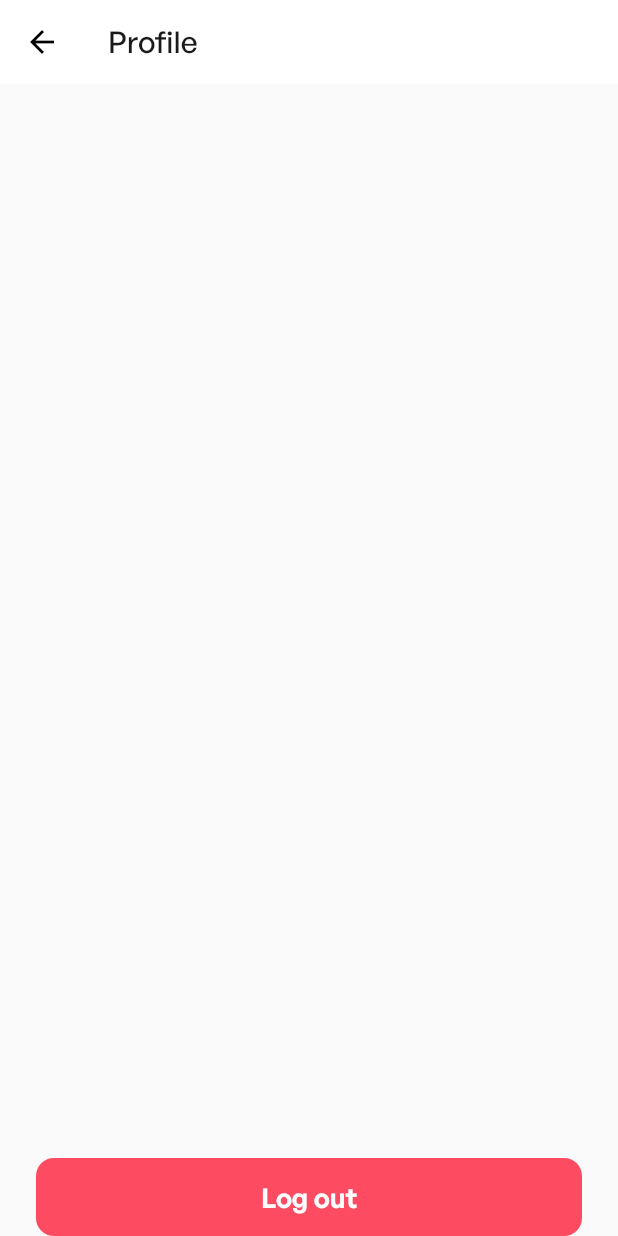
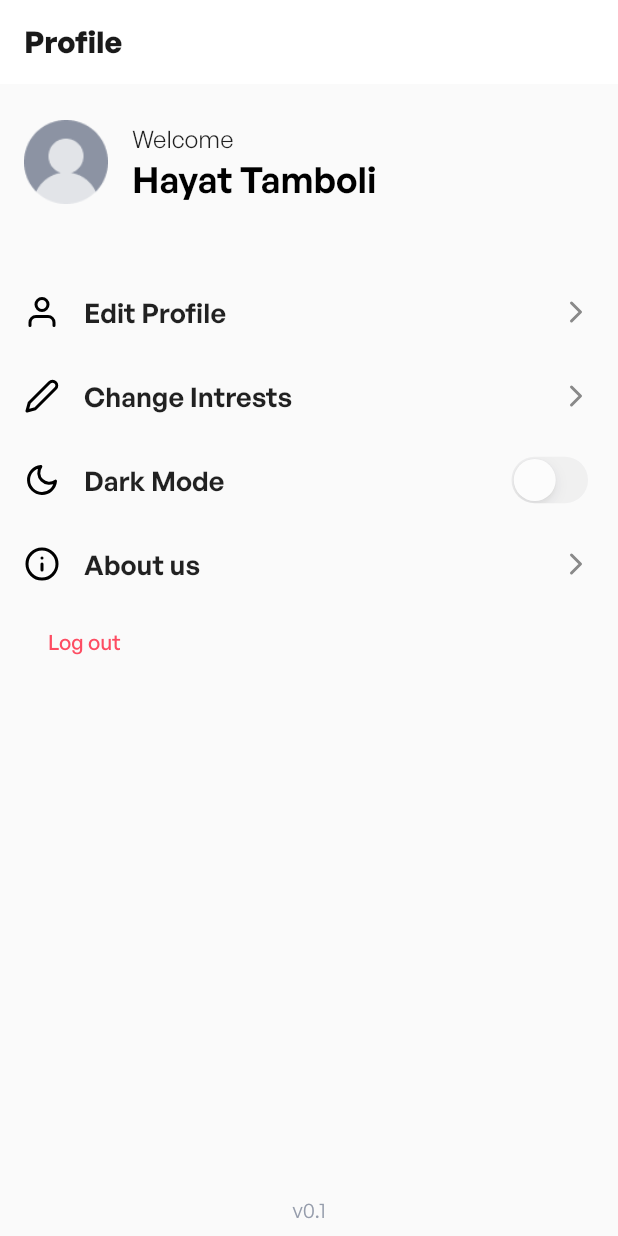
Before and after one commit to InSync-HQ/InSync, a Flutter app: the Profile screen opened directly, on a phone screen of 412 x 824 dp. Run offline on Flutter 3.47's test engine with Material 2 defaults, Android fonts, the phone set to English and light mode, and no system bars; our stand-ins replace flutter_feather_icons, multi_select_flutter, shared_preferences; accounts and stored records are empty.

Commit message:
profile page frontend done

```diff
--- a/lib/view/create_community_overlay.dart
+++ b/lib/view/create_community_overlay.dart
@@ -39,10 +39,6 @@ class _CreateCommunityOverlayState extends State<CreateCommunityOverlay> {
       .map((intrest) => MultiSelectItem<Intrest>(intrest, intrest.name))
       .toList();
   List<Intrest> _selectedIntrests = [];
-  // List<Intrest> _selectedAnimals2 = [];
-  // List<Intrest> _selectedAnimals3 = [];
-  //List<Animal> _selectedAnimals4 = [];
-  // List<Intrest> _selectedAnimals5 = [];
   // final _multiSelectKey = GlobalKey<FormFieldState>();
 
   @override
@@ -153,7 +149,8 @@ class _CreateCommunityOverlayState extends State<CreateCommunityOverlay> {
                   style: TextStyle(color: Colors.grey.shade600),
                 ),
                 barrierColor: Colors.black.withOpacity(0.3),
-                selectedItemsTextStyle: TextStyle(fontWeight: FontWeight.bold),
+                selectedItemsTextStyle:
+                    const TextStyle(fontWeight: FontWeight.bold),
                 title: const Text("Intrests"),
                 selectedColor: Theme.of(context).primaryColor,
                 decoration: BoxDecoration(
--- a/lib/view/profile.dart
+++ b/lib/view/profile.dart
@@ -1,28 +1,147 @@
+import 'package:flutter/cupertino.dart';
 import 'package:flutter/material.dart';
+import 'package:flutter_feather_icons/flutter_feather_icons.dart';
 import 'package:insync/utils/constants.dart';
-import 'package:insync/widgets/button.dart';
 
-class Profile extends StatelessWidget {
+class Profile extends StatefulWidget {
   const Profile({Key? key}) : super(key: key);
+
+  @override
+  State<Profile> createState() => _ProfileState();
+}
+
+class _ProfileState extends State<Profile> {
+  bool isSwitched = false;
+  String visibilityVal = 'Private';
+  void toggleSwitch(bool value) {
+    if (isSwitched == false) {
+      setState(() {
+        isSwitched = true;
+        visibilityVal = 'Public';
+      });
+      print('Switch Button is ON');
+    } else {
+      setState(() {
+        isSwitched = false;
+        visibilityVal = 'Private';
+      });
+      print('Switch Button is OFF');
+    }
+  }
 
   @override
   Widget build(BuildContext context) {
     return Scaffold(
-      appBar: AppBar(title: const Text("Profile")),
+      appBar: AppBar(
+        title: const Text(
+          "Profile",
+          style: TextStyle(fontWeight: FontWeight.bold),
+        ),
+        automaticallyImplyLeading: false,
+      ),
       body: Column(
+        crossAxisAlignment: CrossAxisAlignment.start,
         children: [
-          const Spacer(),
+          const SizedBox(height: 16),
+          const ListTile(
+            leading: Image(
+              image: AssetImage("assets/avatar.png"),
+            ),
+            title: Text("Welcome"),
+            subtitle: Text(
+              "Hayat Tamboli",
+              style: TextStyle(
+                  fontSize: 24,
+                  fontWeight: FontWeight.w600,
+                  color: Colors.black),
+            ),
+          ),
+          const SizedBox(height: 36),
+          const ProfileTile(
+            title: "Edit Profile",
+            leadIcon: FeatherIcons.user,
+          ),
+          const ProfileTile(
+            title: "Change Intrests",
+            leadIcon: FeatherIcons.edit2,
+          ),
+          ListTile(
+            horizontalTitleGap: 0,
+            leading: const Icon(
+              FeatherIcons.moon,
+              color: Colors.black,
+              size: 24,
+            ),
+            title: const Text(
+              "Dark Mode",
+              style: TextStyle(fontWeight: FontWeight.w600, fontSize: 18),
+            ),
+            trailing: CupertinoSwitch(
+              value: isSwitched,
+              onChanged: null,
+              activeColor: Theme.of(context).primaryColor,
+            ),
+            onTap: () {
+              toggleSwitch(isSwitched);
+            },
+          ),
+          const ProfileTile(
+            title: "About us",
+            leadIcon: FeatherIcons.info,
+          ),
           Padding(
             padding: const EdgeInsets.symmetric(horizontal: 24.0),
-            child: PrimaryButton(
-                buttonTitle: "Log out",
+            child: TextButton(
+                child: Text(
+                  "Log out",
+                  style: TextStyle(color: Theme.of(context).primaryColor),
+                ),
                 onPressed: () {
                   Constants.logoutPref();
                   Navigator.pushNamed(context, '/authorization');
                 }),
           ),
+          const Spacer(),
+          const Center(
+            child: Text(
+              "v0.1",
+              style: TextStyle(color: Color(0xff959CAB)),
+            ),
+          ),
+          const SizedBox(height: 8),
         ],
       ),
     );
   }
 }
+
+class ProfileTile extends StatelessWidget {
+  const ProfileTile({
+    Key? key,
+    required this.title,
+    required this.leadIcon,
+    this.onTap,
+  }) : super(key: key);
+
+  final String title;
+  final Function()? onTap;
+  final IconData leadIcon;
+
+  @override
+  Widget build(BuildContext context) {
+    return ListTile(
+      horizontalTitleGap: 0,
+      leading: Icon(
+        leadIcon,
+        color: Colors.black,
+        size: 24,
+      ),
+      title: Text(
+        title,
+        style: const TextStyle(fontWeight: FontWeight.w600, fontSize: 18),
+      ),
+      trailing: const Icon(FeatherIcons.chevronRight),
+      onTap: onTap,
+    );
+  }
+}
```
